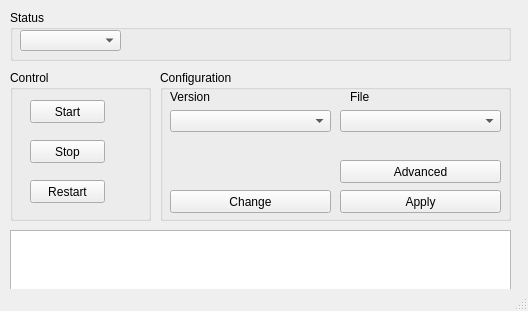
lgosha/ssd, file ctrl/win/src/ctrl.ui: the form before one commit.
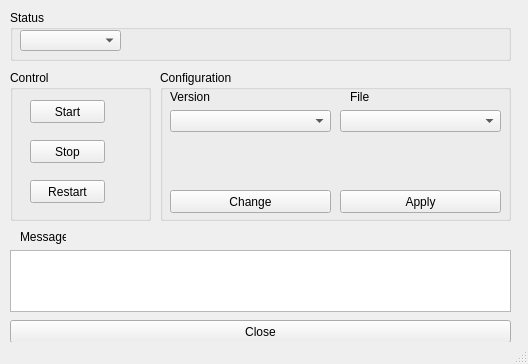
The form after the commit.

Diff of the .ui file:
```diff
--- a/ctrl/win/src/ctrl.ui
+++ b/ctrl/win/src/ctrl.ui
@@ -6,7 +6,7 @@
     <x>0</x>
     <y>0</y>
     <width>528</width>
-    <height>311</height>
+    <height>364</height>
    </rect>
   </property>
   <property name="sizePolicy" >
@@ -191,30 +191,46 @@
       <string>Apply</string>
      </property>
     </widget>
-    <widget class="QPushButton" name="m_pAdvanced_button" >
-     <property name="geometry" >
-      <rect>
-       <x>180</x>
-       <y>90</y>
-       <width>161</width>
-       <height>23</height>
-      </rect>
-     </property>
-     <property name="text" >
-      <string>Advanced</string>
-     </property>
-    </widget>
    </widget>
    <widget class="QTextBrowser" name="m_pStatus_text" >
     <property name="geometry" >
      <rect>
       <x>10</x>
-      <y>230</y>
+      <y>250</y>
       <width>501</width>
       <height>62</height>
      </rect>
     </property>
    </widget>
+   <widget class="QPushButton" name="m_pClose_button" >
+    <property name="geometry" >
+     <rect>
+      <x>10</x>
+      <y>320</y>
+      <width>501</width>
+      <height>23</height>
+     </rect>
+    </property>
+    <property name="text" >
+     <string>Close</string>
+    </property>
+    <property name="checkable" >
+     <bool>true</bool>
+    </property>
+   </widget>
+   <widget class="QLabel" name="label" >
+    <property name="geometry" >
+     <rect>
+      <x>20</x>
+      <y>230</y>
+      <width>46</width>
+      <height>14</height>
+     </rect>
+    </property>
+    <property name="text" >
+     <string>Message</string>
+    </property>
+   </widget>
   </widget>
   <widget class="QStatusBar" name="statusBar" />
  </widget>
```
